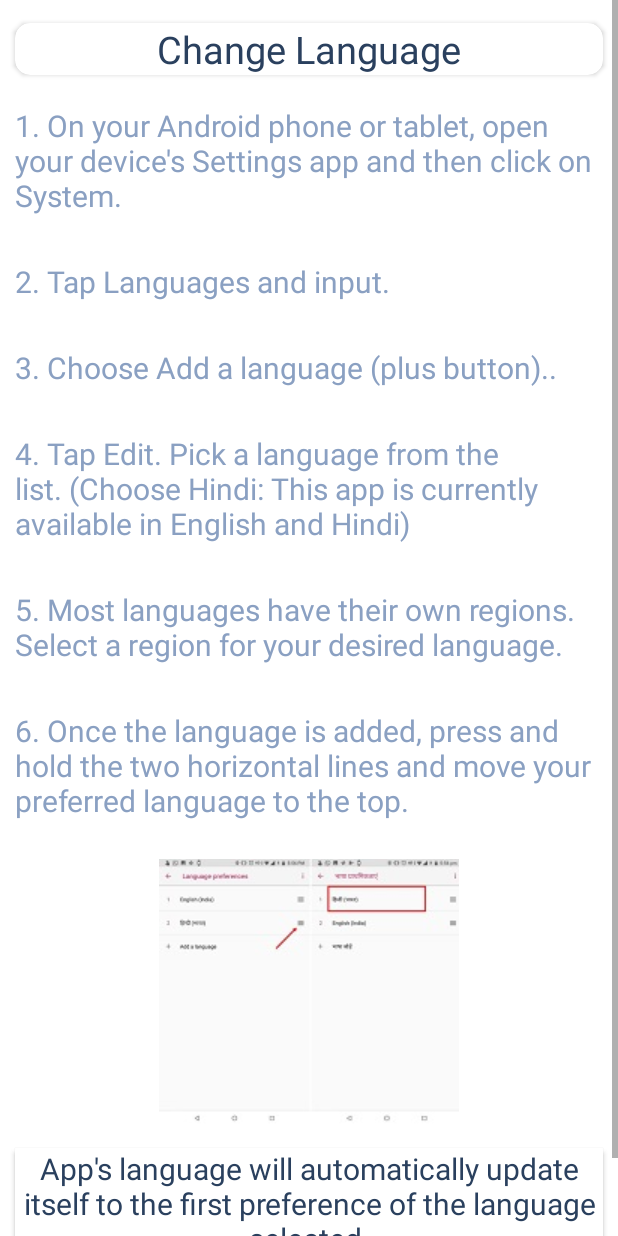
After one commit to Pranavjain23/CyberSecurity, an Android app: the layout fragment_language.xml on its own in the app's theme, with its tools: preview values and no code run, on a phone screen of 412 x 824 dp. The commit adds this screen. Run offline under Robolectric (Android 15) with nearby library versions, the phone set to English and light mode, and no system bars.

```diff
--- a/app/src/main/java/com/csao/cybersecurity/fragment/HomeFragment.kt
+++ b/app/src/main/java/com/csao/cybersecurity/fragment/HomeFragment.kt
@@ -1,6 +1,7 @@
 package com.csao.cybersecurity.fragment
 
 import android.content.Context
+import android.content.Intent
 import android.os.Bundle
 import android.view.*
 import androidx.fragment.app.Fragment
@@ -8,6 +9,7 @@ import androidx.recyclerview.widget.GridLayoutManager
 import androidx.recyclerview.widget.LinearLayoutManager
 import androidx.recyclerview.widget.RecyclerView
 import com.csao.cybersecurity.R
+import com.csao.cybersecurity.activity.MainActivity
 import com.csao.cybersecurity.adapter.HomeRecyclerAdapter
 import com.csao.cybersecurity.model.Home
 import java.util.*
@@ -60,6 +62,14 @@ class HomeFragment : Fragment() {
     }
     override fun onOptionsItemSelected(item: MenuItem): Boolean {
         if(item.itemId == R.id.action_help){
+            val fragment = Language()
+            val args = Bundle()
+            fragment.arguments = args
+            (context as MainActivity).supportFragmentManager.beginTransaction()
+                .replace(
+                    R.id.frame,
+                    fragment
+                ).commit()
 
         }
         recyclerAdapter.notifyDataSetChanged()
--- /dev/null
+++ b/app/src/main/res/layout/fragment_language.xml
@@ -0,0 +1,129 @@
+<?xml version="1.0" encoding="utf-8"?>
+<ScrollView xmlns:android="http://schemas.android.com/apk/res/android"
+    xmlns:tools="http://schemas.android.com/tools"
+    android:layout_width="match_parent"
+    android:layout_height="match_parent"
+    xmlns:app="http://schemas.android.com/apk/res-auto"
+    >
+<RelativeLayout
+    android:layout_width="match_parent"
+    android:layout_height="match_parent"
+    android:background="@android:color/white"
+    tools:context=".fragment.Language">
+
+    <androidx.cardview.widget.CardView
+        android:id="@+id/card1"
+        android:layout_width="match_parent"
+        android:layout_height="wrap_content"
+        android:layout_marginRight="10dp"
+        android:layout_marginLeft="10dp"
+        android:layout_marginTop="15dp"
+        app:cardCornerRadius="10dp"
+        android:background="@drawable/border"
+        android:padding="20dp">
+    <TextView
+        android:layout_width="match_parent"
+        android:layout_height="match_parent"
+        android:textAlignment="center"
+        android:textColor="@color/blue"
+        android:textSize="25sp"
+        android:text="@string/lang1" />
+    </androidx.cardview.widget.CardView>
+    <TextView
+        android:id="@+id/card2"
+        android:layout_below="@+id/card1"
+        android:layout_width="match_parent"
+        android:layout_height="wrap_content"
+        android:textAlignment="textStart"
+        android:padding="10dp"
+        android:layout_marginTop="10dp"
+        android:textColor="@color/colorAccent"
+        android:textSize="20sp"
+        android:text="@string/lang2" />
+    <TextView
+        android:id="@+id/card3"
+        android:layout_below="@+id/card2"
+        android:layout_width="match_parent"
+        android:layout_height="wrap_content"
+        android:textAlignment="textStart"
+        android:padding="10dp"
+        android:layout_marginTop="10dp"
+        android:textColor="@color/colorAccent"
+        android:textSize="20sp"
+        android:text="@string/lang3" />
+    <TextView
+        android:id="@+id/card4"
+        android:layout_below="@+id/card3"
+        android:layout_width="match_parent"
+        android:layout_height="wrap_content"
+        android:textAlignment="textStart"
+        android:padding="10dp"
+        android:layout_marginTop="10dp"
+        android:textColor="@color/colorAccent"
+        android:textSize="20sp"
+        android:text="@string/lang4" />
+    <TextView
+        android:id="@+id/card5"
+        android:layout_below="@+id/card4"
+        android:layout_width="match_parent"
+        android:layout_height="wrap_content"
+        android:textAlignment="textStart"
+        android:padding="10dp"
+        android:layout_marginTop="10dp"
+        android:textColor="@color/colorAccent"
+        android:textSize="20sp"
+        android:text="@string/lang5" />
+    <TextView
+    android:id="@+id/card6"
+    android:layout_below="@+id/card5"
+    android:layout_width="match_parent"
+    android:layout_height="wrap_content"
+        android:textAlignment="textStart"
+    android:padding="10dp"
+    android:layout_marginTop="10dp"
+        android:textColor="@color/colorAccent"
+    android:textSize="20sp"
+    android:text="@string/lang6" />
+    <TextView
+        android:id="@+id/card8"
+        android:layout_below="@+id/card6"
+        android:layout_width="match_parent"
+        android:layout_height="wrap_content"
+        android:textAlignment="textStart"
+        android:padding="10dp"
+        android:layout_marginTop="10dp"
+        android:textColor="@color/colorAccent"
+        android:textSize="20sp"
+        android:text="@string/lang8" />
+
+    <ImageView
+        android:id="@+id/imglan"
+        android:layout_width="match_parent"
+        android:layout_height="wrap_content"
+        android:layout_below="@+id/card8"
+        android:layout_marginTop="15dp"
+        android:scaleType="fitCenter"
+        android:src="@drawable/language"></ImageView>
+    <androidx.cardview.widget.CardView
+        android:id="@+id/card7"
+        android:layout_width="match_parent"
+        android:layout_height="wrap_content"
+        android:layout_marginRight="10dp"
+        android:layout_marginLeft="10dp"
+        android:layout_marginTop="15dp"
+        android:layout_below="@+id/imglan"
+        android:background="@drawable/border"
+        android:elevation="5dp"
+        android:padding="15dp">
+
+        <TextView
+            android:layout_width="match_parent"
+            android:layout_height="match_parent"
+            android:textAlignment="center"
+            android:textColor="@color/blue"
+            android:layout_marginBottom="40dp"
+            android:textSize="20sp"
+            android:text="@string/lang7" />
+    </androidx.cardview.widget.CardView>
+</RelativeLayout>
+</ScrollView>
--- a/app/src/main/res/values/strings.xml
+++ b/app/src/main/res/values/strings.xml
@@ -18,7 +18,6 @@
     <string name="complaint5">Filing a Complaint on National Cyber Crime Reporting Portal ! Click on File a Complaint to proceed to the next step</string>
     <string name="complaint3">Prior to filing a complaint with this portal, we would request you to read the below information regarding terms and conditions. Should you have queries prior to filing your complaint, view Frequently Asked Questions on the website . Procedure to complete the process is specified below . </string>
     <string name="close_drawer">Close Drawer</string>
-    <string name="hello_blank_fragment">Hello blank fragment</string>
     <string name="info">info</string>
     <string name="dos_and_dont_image">Dos and Dont Image</string>
     <string name="learn_cyber_crime_headings">Learn Cyber Crime Headings</string>
@@ -244,4 +243,16 @@ CSAO is a brain child of Ms. Chandni Agarwal, senior IT faculty at Maharaja Agra
     <string name="idea_founder_desig">Founder CSAO</string>
     <string name="chandniag_desig">Educator, Cyber wellness coach</string>
     <string name="chandni_agarwal">Chandni Agarwal</string>
+
+
+    <string name="lang1">Change Language</string>
+    <string name="lang2">1. On your Android phone or tablet, open your device\'s Settings app and then click on System.</string>
+    <string name="lang3">2. Tap Languages and input.</string>
+    <string name="lang4">3. Choose Add a language (plus button)..</string>
+    <string name="lang5">4. Tap Edit. Pick a language from the list. (Choose Hindi: This app is currently available in English and Hindi)</string>
+    <string name="lang6">5. Most languages have their own regions. Select a region for your desired language.</string>
+    <string name="lang8">6.  Once the language is added, press and hold the two horizontal lines and move your preferred language to the top.</string>
+    <string name="lang7"> App\'s language will automatically update itself to the first preference of the language selected. </string>
+    <string name="lang">Change language </string>
+
 </resources>
```
Also changed, not shown: app/src/main/res/drawable/language.jpg (added).
